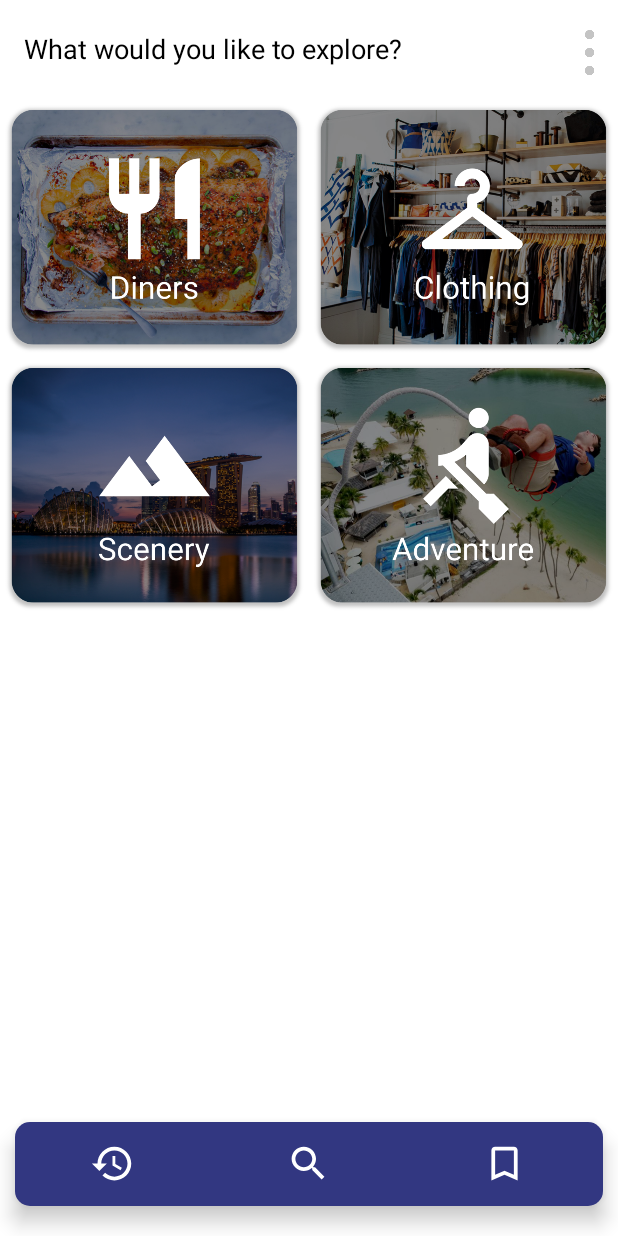
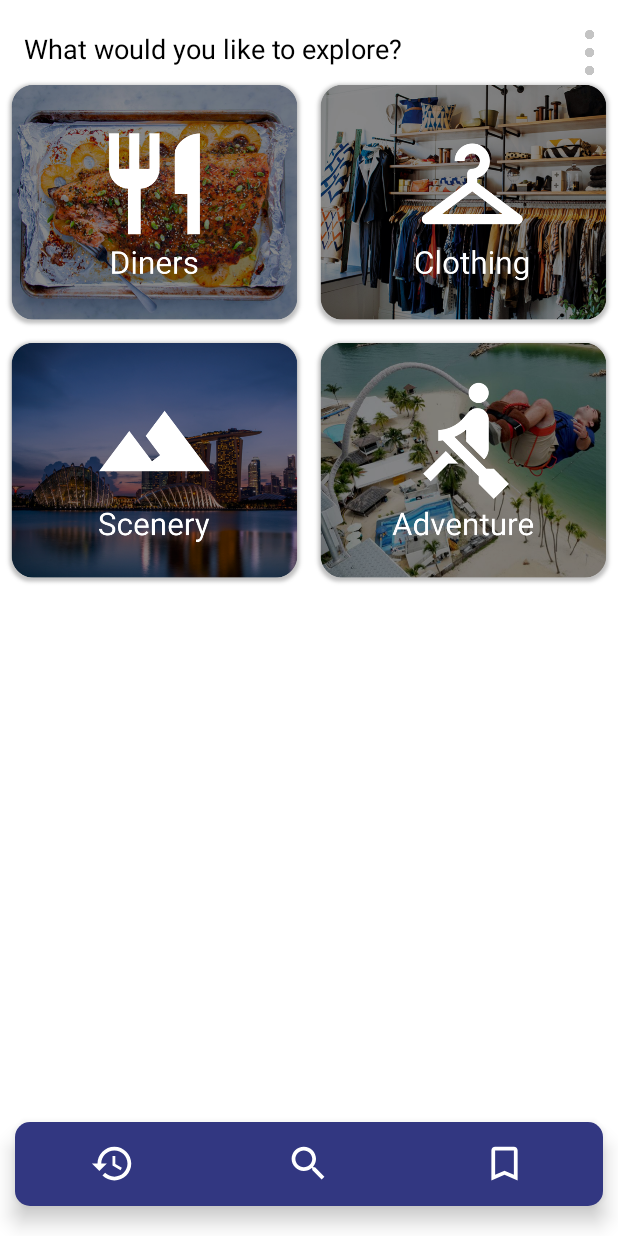
Before and after one commit to AlexSiek/ANDE2020, an Android app: the MainActivity screen opened directly, with no data from a screen before it, on a phone screen of 412 x 824 dp. Run offline under Robolectric (Android 15) with nearby library versions, the phone set to English and light mode, and no system bars.

Commit message:
disable landscape mode

```diff
--- a/app/src/main/AndroidManifest.xml
+++ b/app/src/main/AndroidManifest.xml
@@ -10,14 +10,16 @@
         android:supportsRtl="true"
         android:theme="@style/Theme.ANDE"
         android:windowBackground="#FFFFFF">
-        <activity android:name=".SplashScreen">
+        <activity android:name=".SplashScreen"
+            android:screenOrientation="portrait">
             <intent-filter>
                 <action android:name="android.intent.action.MAIN" />
 
                 <category android:name="android.intent.category.LAUNCHER" />
             </intent-filter>
         </activity>
-        <activity android:name=".MainActivity">
+        <activity android:name=".MainActivity"
+            android:screenOrientation="portrait">
 
         </activity>
     </application>
--- a/app/src/main/res/layout/activity_main.xml
+++ b/app/src/main/res/layout/activity_main.xml
@@ -49,13 +49,13 @@
     <androidx.recyclerview.widget.RecyclerView
         android:id="@+id/mainPageButtons"
         android:layout_width="match_parent"
-        android:layout_height="wrap_content"
-        android:layout_marginTop="40dp"
+        android:layout_height="0dp"
+        android:layout_marginTop="50dp"
         app:layout_constraintBottom_toBottomOf="parent"
         app:layout_constraintEnd_toEndOf="parent"
         app:layout_constraintHorizontal_bias="0.498"
         app:layout_constraintStart_toStartOf="parent"
         app:layout_constraintTop_toTopOf="parent"
-        app:layout_constraintVertical_bias="0.061" />
+        app:layout_constraintVertical_bias="0.060000002" />
 
 </androidx.constraintlayout.widget.ConstraintLayout>
```
